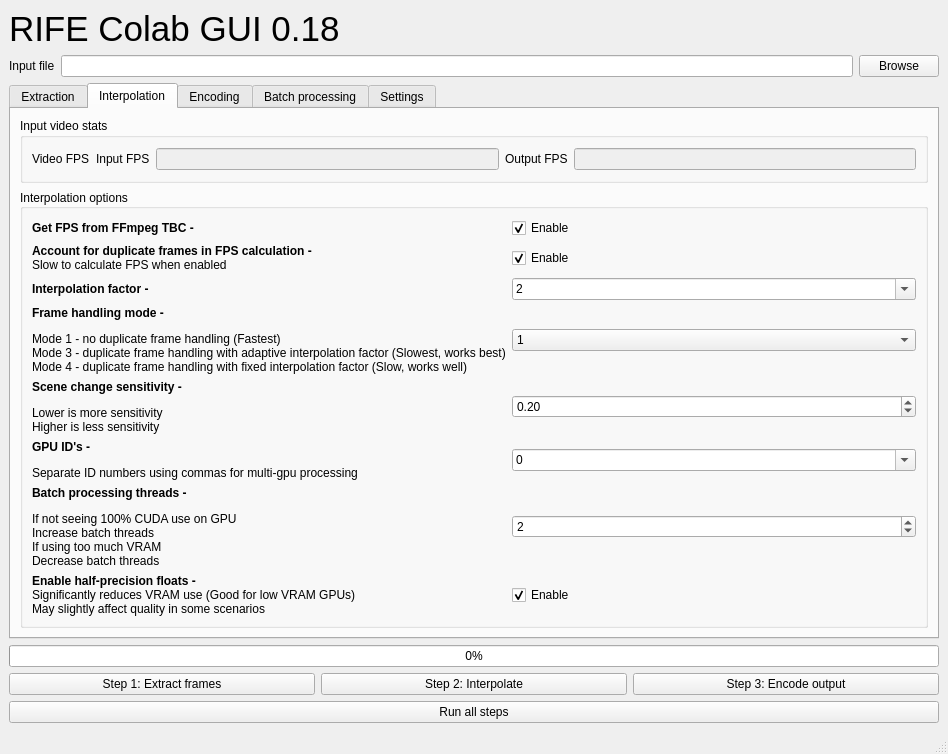
The window that main_gui.ui (HeylonNHP/RIFE-Colab) describes before a commit, drawn with Qt 5.
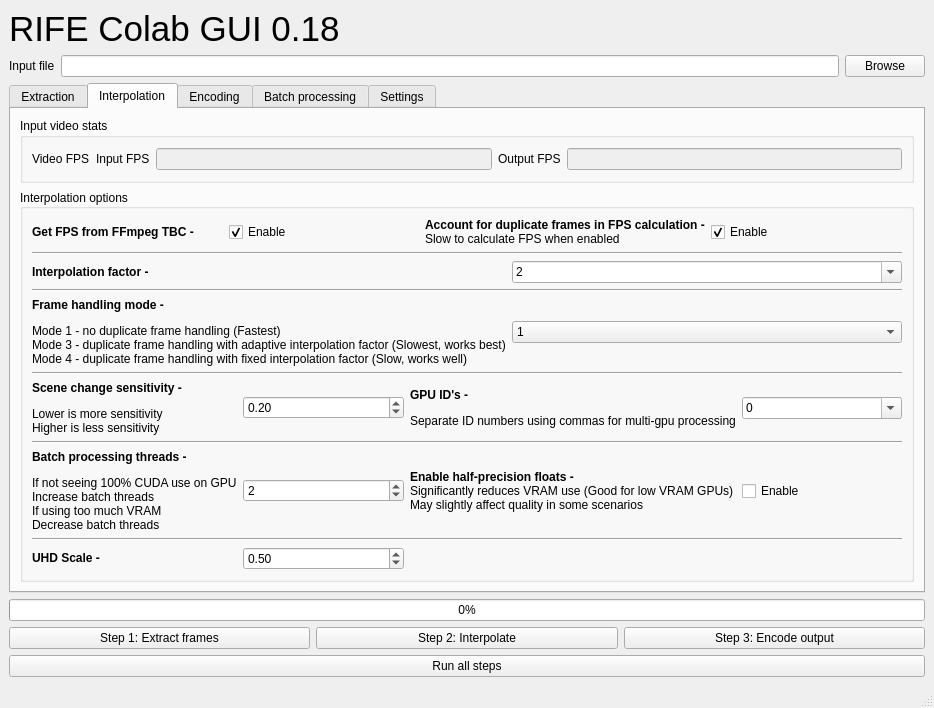
The same window after the commit. The open tabs and pages were chosen to show the change. Custom widgets are drawn as their Qt base class.

Commit message: Update main GUI Including the addition of UHD Scale

What changed in the file:
```diff
--- a/main_gui.ui
+++ b/main_gui.ui
@@ -6,8 +6,8 @@
    <rect>
     <x>0</x>
     <y>0</y>
-    <width>948</width>
-    <height>740</height>
+    <width>934</width>
+    <height>703</height>
    </rect>
   </property>
   <property name="windowTitle">
@@ -243,7 +243,7 @@
            <property name="sizeConstraint">
             <enum>QLayout::SetDefaultConstraint</enum>
            </property>
-           <item row="3" column="0">
+           <item row="6" column="0">
             <widget class="QLabel" name="label_4">
              <property name="text">
               <string>&lt;html&gt;&lt;head/&gt;&lt;body&gt;&lt;p&gt;&lt;span style=&quot; font-weight:600;&quot;&gt;Frame handling mode -&lt;/span&gt;&lt;/p&gt;
@@ -254,20 +254,7 @@
              </property>
             </widget>
            </item>
-           <item row="4" column="1">
-            <widget class="QDoubleSpinBox" name="scenechangeSensitivityNumber">
-             <property name="maximum">
-              <double>1.000000000000000</double>
-             </property>
-             <property name="singleStep">
-              <double>0.010000000000000</double>
-             </property>
-             <property name="value">
-              <double>0.200000000000000</double>
-             </property>
-            </widget>
-           </item>
-           <item row="3" column="1">
+           <item row="6" column="1">
             <widget class="QComboBox" name="modeSelect">
              <property name="currentText">
               <string>1</string>
@@ -289,51 +276,7 @@
              </item>
             </widget>
            </item>
-           <item row="6" column="1">
-            <widget class="QSpinBox" name="batchthreadsNumber">
-             <property name="minimum">
-              <number>1</number>
-             </property>
-             <property name="maximum">
-              <number>999999999</number>
-             </property>
-             <property name="value">
-              <number>2</number>
-             </property>
-            </widget>
-           </item>
-           <item row="5" column="0">
-            <widget class="QLabel" name="label_6">
-             <property name="text">
-              <string>&lt;html&gt;&lt;head/&gt;&lt;body&gt;&lt;p&gt;&lt;span style=&quot; font-weight:600;&quot;&gt;GPU ID's -&lt;/span&gt;&lt;/p&gt;&lt;p&gt;Separate ID numbers using commas for multi-gpu processing&lt;/p&gt;&lt;/body&gt;&lt;/html&gt;</string>
-             </property>
-            </widget>
-           </item>
-           <item row="0" column="1">
-            <widget class="QCheckBox" name="useAccurateFPSCheckbox">
-             <property name="text">
-              <string>Enable</string>
-             </property>
-             <property name="checked">
-              <bool>true</bool>
-             </property>
-            </widget>
-           </item>
-           <item row="4" column="0">
-            <widget class="QLabel" name="label_5">
-             <property name="text">
-              <string>&lt;html&gt;&lt;head/&gt;&lt;body&gt;&lt;p&gt;&lt;span style=&quot; font-weight:600;&quot;&gt;Scene change sensitivity -&lt;/span&gt;&lt;/p&gt;&lt;p&gt;Lower is more sensitivity&lt;br/&gt;Higher is less sensitivity&lt;/p&gt;&lt;/body&gt;&lt;/html&gt;</string>
-             </property>
-            </widget>
-           </item>
-           <item row="0" column="0">
-            <widget class="QLabel" name="label_2">
-             <property name="text">
-              <string>&lt;b&gt;Get FPS from FFmpeg TBC -&lt;/b&gt;</string>
-             </property>
-            </widget>
-           </item>
-           <item row="2" column="1">
+           <item row="4" column="1">
             <widget class="QComboBox" name="interpolationFactorSelect">
              <property name="editable">
               <bool>true</bool>
@@ -390,21 +333,33 @@
              </item>
             </widget>
            </item>
-           <item row="6" column="0">
-            <widget class="QLabel" name="label_7">
-             <property name="text">
-              <string>&lt;html&gt;&lt;head/&gt;&lt;body&gt;&lt;p&gt;&lt;span style=&quot; font-weight:600;&quot;&gt;Batch processing threads -&lt;/span&gt;&lt;/p&gt;&lt;p&gt;If not seeing 100% CUDA use on GPU&lt;br/&gt;Increase batch threads&lt;br/&gt;If using too much VRAM&lt;br/&gt;Decrease batch threads&lt;/p&gt;&lt;/body&gt;&lt;/html&gt;</string>
-             </property>
-            </widget>
-           </item>
-           <item row="2" column="0">
+           <item row="4" column="0">
             <widget class="QLabel" name="label_3">
              <property name="text">
               <string>&lt;html&gt;&lt;head/&gt;&lt;body&gt;&lt;p&gt;&lt;span style=&quot; font-weight:600;&quot;&gt;Interpolation factor -&lt;/span&gt;&lt;/p&gt;&lt;/body&gt;&lt;/html&gt;</string>
              </property>
             </widget>
            </item>
-           <item row="1" column="0">
+           <item row="2" column="0" colspan="2">
+            <layout class="QHBoxLayout" name="FPScalcHorizontalLayout">
+             <item>
+              <widget class="QLabel" name="label_2">
+               <property name="text">
+                <string>&lt;b&gt;Get FPS from FFmpeg TBC -&lt;/b&gt;</string>
+               </property>
+              </widget>
+             </item>
+             <item>
+              <widget class="QCheckBox" name="useAccurateFPSCheckbox">
+               <property name="text">
+                <string>Enable</string>
+               </property>
+               <property name="checked">
+                <bool>true</bool>
+               </property>
+              </widget>
+             </item>
+             <item>
             <widget class="QLabel" name="label_21">
              <property name="text">
               <string>&lt;b&gt;Account for duplicate frames in FPS calculation -&lt;/b&gt;&lt;br&gt;
@@ -412,7 +367,48 @@
              </property>
             </widget>
            </item>
-           <item row="5" column="1">
+             <item>
+              <widget class="QCheckBox" name="accountForDuplicateFramesCheckbox">
+               <property name="text">
+                <string>Enable</string>
+               </property>
+               <property name="checked">
+                <bool>true</bool>
+               </property>
+              </widget>
+             </item>
+            </layout>
+           </item>
+           <item row="3" column="0" colspan="2">
+            <widget class="Line" name="line">
+             <property name="orientation">
+              <enum>Qt::Horizontal</enum>
+             </property>
+            </widget>
+           </item>
+           <item row="8" column="0" colspan="2">
+            <layout class="QGridLayout" name="gridLayout_10">
+             <item row="2" column="1">
+              <widget class="QSpinBox" name="batchthreadsNumber">
+               <property name="minimum">
+                <number>1</number>
+               </property>
+               <property name="maximum">
+                <number>999999999</number>
+               </property>
+               <property name="value">
+                <number>2</number>
+               </property>
+              </widget>
+             </item>
+             <item row="2" column="0">
+              <widget class="QLabel" name="label_7">
+               <property name="text">
+                <string>&lt;html&gt;&lt;head/&gt;&lt;body&gt;&lt;p&gt;&lt;span style=&quot; font-weight:600;&quot;&gt;Batch processing threads -&lt;/span&gt;&lt;/p&gt;&lt;p&gt;If not seeing 100% CUDA use on GPU&lt;br/&gt;Increase batch threads&lt;br/&gt;If using too much VRAM&lt;br/&gt;Decrease batch threads&lt;/p&gt;&lt;/body&gt;&lt;/html&gt;</string>
+               </property>
+              </widget>
+             </item>
+             <item row="0" column="3">
             <widget class="QComboBox" name="gpuidsSelect">
              <property name="editable">
               <bool>true</bool>
@@ -434,17 +430,17 @@
              </item>
             </widget>
            </item>
-           <item row="1" column="1">
-            <widget class="QCheckBox" name="accountForDuplicateFramesCheckbox">
+             <item row="2" column="3">
+              <widget class="QCheckBox" name="enableHalfPrecisionFloatsCheck">
              <property name="text">
               <string>Enable</string>
              </property>
              <property name="checked">
-              <bool>true</bool>
+                <bool>false</bool>
              </property>
             </widget>
            </item>
-           <item row="7" column="0">
+             <item row="2" column="2">
             <widget class="QLabel" name="label_26">
              <property name="text">
               <string>&lt;b&gt;Enable half-precision floats -&lt;/b&gt;
@@ -455,13 +451,80 @@
              </property>
             </widget>
            </item>
-           <item row="7" column="1">
-            <widget class="QCheckBox" name="enableHalfPrecisionFloatsCheck">
+             <item row="4" column="1">
+              <widget class="QDoubleSpinBox" name="UHDscaleNumber">
+               <property name="maximum">
+                <double>100.000000000000000</double>
+               </property>
+               <property name="singleStep">
+                <double>0.010000000000000</double>
+               </property>
+               <property name="value">
+                <double>0.500000000000000</double>
+               </property>
+              </widget>
+             </item>
+             <item row="0" column="1">
+              <widget class="QDoubleSpinBox" name="scenechangeSensitivityNumber">
+               <property name="maximum">
+                <double>1.000000000000000</double>
+               </property>
+               <property name="singleStep">
+                <double>0.010000000000000</double>
+               </property>
+               <property name="value">
+                <double>0.200000000000000</double>
+               </property>
+              </widget>
+             </item>
+             <item row="0" column="2">
+              <widget class="QLabel" name="label_6">
              <property name="text">
-              <string>Enable</string>
-             </property>
-             <property name="checked">
-              <bool>true</bool>
+                <string>&lt;html&gt;&lt;head/&gt;&lt;body&gt;&lt;p&gt;&lt;span style=&quot; font-weight:600;&quot;&gt;GPU ID's -&lt;/span&gt;&lt;/p&gt;&lt;p&gt;Separate ID numbers using commas for multi-gpu processing&lt;/p&gt;&lt;/body&gt;&lt;/html&gt;</string>
+               </property>
+              </widget>
+             </item>
+             <item row="1" column="0" colspan="4">
+              <widget class="Line" name="line_4">
+               <property name="orientation">
+                <enum>Qt::Horizontal</enum>
+               </property>
+              </widget>
+             </item>
+             <item row="4" column="0">
+              <widget class="QLabel" name="label_29">
+               <property name="text">
+                <string>&lt;b&gt;UHD Scale -&lt;/b&gt;</string>
+               </property>
+              </widget>
+             </item>
+             <item row="0" column="0">
+              <widget class="QLabel" name="label_5">
+               <property name="text">
+                <string>&lt;html&gt;&lt;head/&gt;&lt;body&gt;&lt;p&gt;&lt;span style=&quot; font-weight:600;&quot;&gt;Scene change sensitivity -&lt;/span&gt;&lt;/p&gt;&lt;p&gt;Lower is more sensitivity&lt;br/&gt;Higher is less sensitivity&lt;/p&gt;&lt;/body&gt;&lt;/html&gt;</string>
+               </property>
+              </widget>
+             </item>
+             <item row="3" column="0" colspan="4">
+              <widget class="Line" name="line_5">
+               <property name="orientation">
+                <enum>Qt::Horizontal</enum>
+               </property>
+              </widget>
+             </item>
+            </layout>
+           </item>
+           <item row="5" column="0" colspan="2">
+            <widget class="Line" name="line_2">
+             <property name="orientation">
+              <enum>Qt::Horizontal</enum>
+             </property>
+            </widget>
+           </item>
+           <item row="7" column="0" colspan="2">
+            <widget class="Line" name="line_3">
+             <property name="orientation">
+              <enum>Qt::Horizontal</enum>
              </property>
             </widget>
            </item>
```
Left out of the diff: 2 changed lines with no effect on the pictures. Lines whose indentation alone changed are shown as unchanged. The commit also changes 2 other files.
